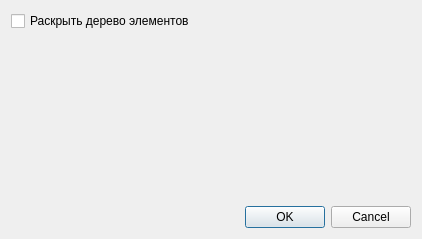
Old version of the form dialogexportconf.ui in the repository Sergeyego/econom.
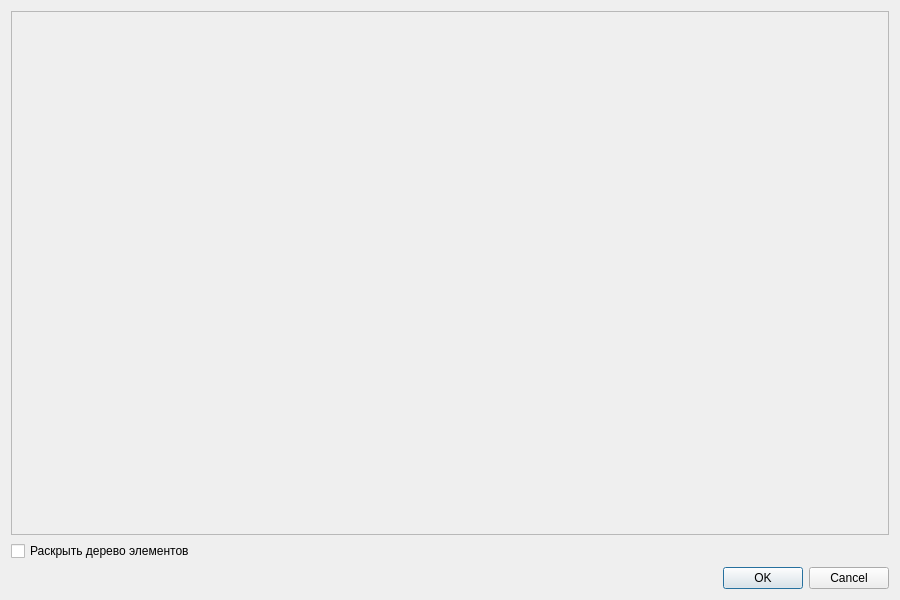
New version of the form.

Patch:
```diff
--- a/dialogexportconf.ui
+++ b/dialogexportconf.ui
@@ -6,8 +6,8 @@
    <rect>
     <x>0</x>
     <y>0</y>
-    <width>422</width>
-    <height>239</height>
+    <width>900</width>
+    <height>600</height>
    </rect>
   </property>
   <property name="windowTitle">
@@ -15,7 +15,22 @@
   </property>
   <layout class="QVBoxLayout" name="verticalLayout">
    <item>
-    <layout class="QVBoxLayout" name="verticalLayoutIt"/>
+    <widget class="QScrollArea" name="scrollArea">
+     <property name="widgetResizable">
+      <bool>true</bool>
+     </property>
+     <widget class="QWidget" name="scrollAreaWidgetContents">
+      <property name="geometry">
+       <rect>
+        <x>0</x>
+        <y>0</y>
+        <width>882</width>
+        <height>525</height>
+       </rect>
+      </property>
+      <layout class="QVBoxLayout" name="verticalLayout_3"/>
+     </widget>
+    </widget>
    </item>
    <item>
     <widget class="QCheckBox" name="checkBoxShort">
@@ -24,19 +39,6 @@
      </property>
     </widget>
    </item>
-   <item>
-    <spacer name="verticalSpacer">
-     <property name="orientation">
-      <enum>Qt::Vertical</enum>
-     </property>
-     <property name="sizeHint" stdset="0">
-      <size>
-       <width>20</width>
-       <height>40</height>
-      </size>
-     </property>
-    </spacer>
-   </item>
    <item>
     <widget class="QDialogButtonBox" name="buttonBox">
      <property name="orientation">
```
